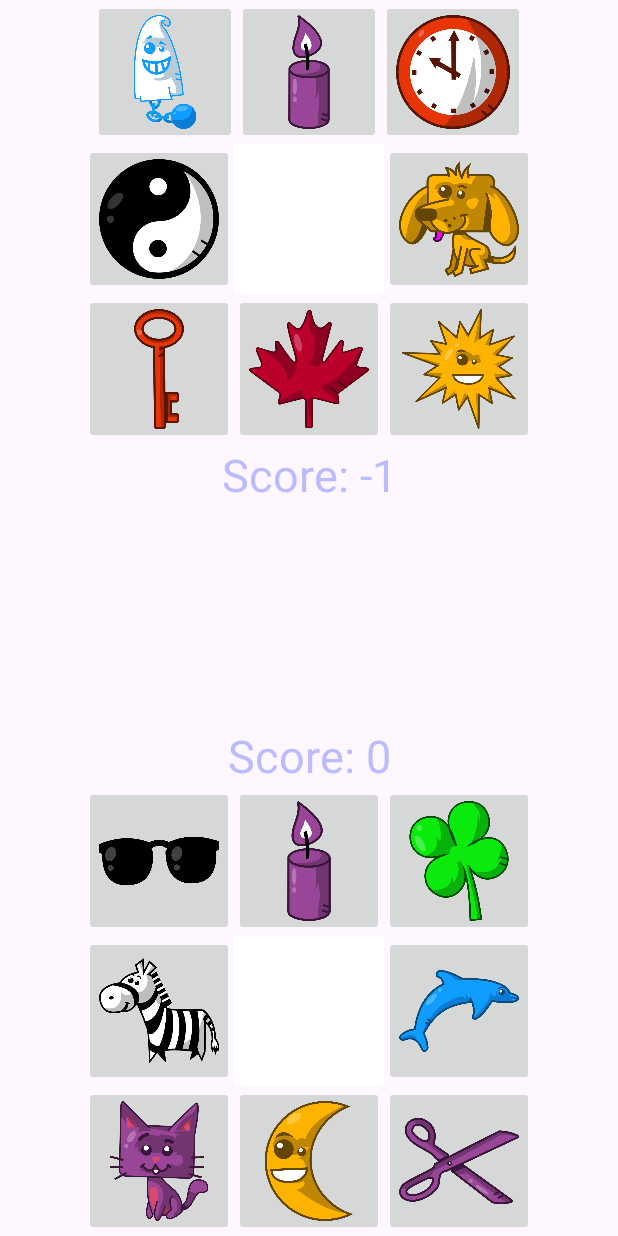
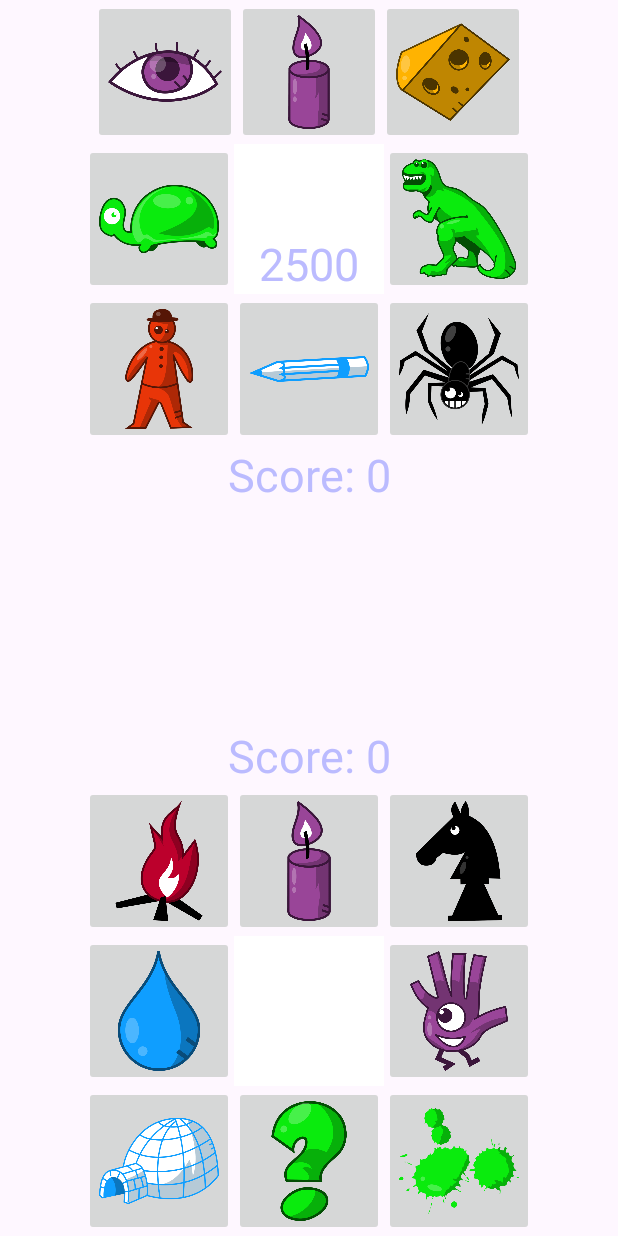
Before and after one commit to UnknownGamerYT/DreamTeam, an Android app: the game_activity screen opened directly, with no data from a screen before it, after a tap on "Picture 10 button", on a phone screen of 412 x 824 dp. Run offline under Robolectric (Android 15) with nearby library versions, the phone set to English and light mode, and no system bars.

Commit message:
Display model prediction time in ms

```diff
--- a/app/src/main/java/com/example/dreamteam/game_activity.java
+++ b/app/src/main/java/com/example/dreamteam/game_activity.java
@@ -260,6 +260,13 @@ public class game_activity extends AppCompatActivity implements View.OnClickList
         SimulationModel modl = new SimulationModel("");
         CardPair currentpair = dobbleGame.getCurrCardPair();
         int prediction = modl.lookForMatch(currentpair);
+
+        //time for model to find prediction
+        long timeToFind = modl.getTimeToFind();
+        //display how long model will take
+        TextView timeText = (TextView) findViewById(R.id.timeText);
+        timeText.setText(timeToFind+"" );
+
         final Runnable r = new Runnable() {
             public void run() {
                 //Only make guess if the card pair was not chosen correctly by the other player
@@ -273,7 +280,7 @@ public class game_activity extends AppCompatActivity implements View.OnClickList
 
         };
 
-        long timeToFind = modl.getTimeToFind();
+
         handler.postDelayed(r,timeToFind);
     }
 
--- a/app/src/main/java/com/example/dreamteam/simulation/SimulationModel.java
+++ b/app/src/main/java/com/example/dreamteam/simulation/SimulationModel.java
@@ -101,6 +101,9 @@ public class SimulationModel {
     public long eyeMovementDuration(){
         return 250;
     }
+    public long eyeMovementNearDuration(){
+        return 100;
+    }
     //cards > look for a match > select matching pic
     public int lookForMatch(CardPair cardPair){
         this.timeToFind = 1000;
@@ -118,7 +121,7 @@ public class SimulationModel {
             //memorize topCardImages[i];
             //add looking delay
             for (int j=0; j<=bottomCardImages.size()-1; j++) {
-                this.timeToFind += eyeMovementDuration();//todo: increase this by eye movement and other cognitive stages instead
+                this.timeToFind += eyeMovementNearDuration();//todo: increase this by eye movement and other cognitive stages instead
                 //look if there is a match, keep track of what u check, but dont 'hard' memorize the whole card.
                 if(Objects.equals(topCardImages.get(i), bottomCardImages.get(j))){
                     prediction = i;
--- a/app/src/main/res/layout/game_activity.xml
+++ b/app/src/main/res/layout/game_activity.xml
@@ -329,4 +329,15 @@
         app:layout_constraintTop_toBottomOf="@+id/linearLayout3"
         app:layout_constraintVertical_bias="0.0" />
 
+    <TextView
+        android:id="@+id/timeText"
+        android:layout_width="wrap_content"
+        android:layout_height="wrap_content"
+        android:text="TextView"
+        android:textColor="#fBBf"
+        android:textSize="30sp"
+        app:layout_constraintBottom_toBottomOf="@id/linearLayout2"
+        app:layout_constraintEnd_toEndOf="parent"
+        app:layout_constraintStart_toStartOf="parent" />
+
 </androidx.constraintlayout.widget.ConstraintLayout>
```
